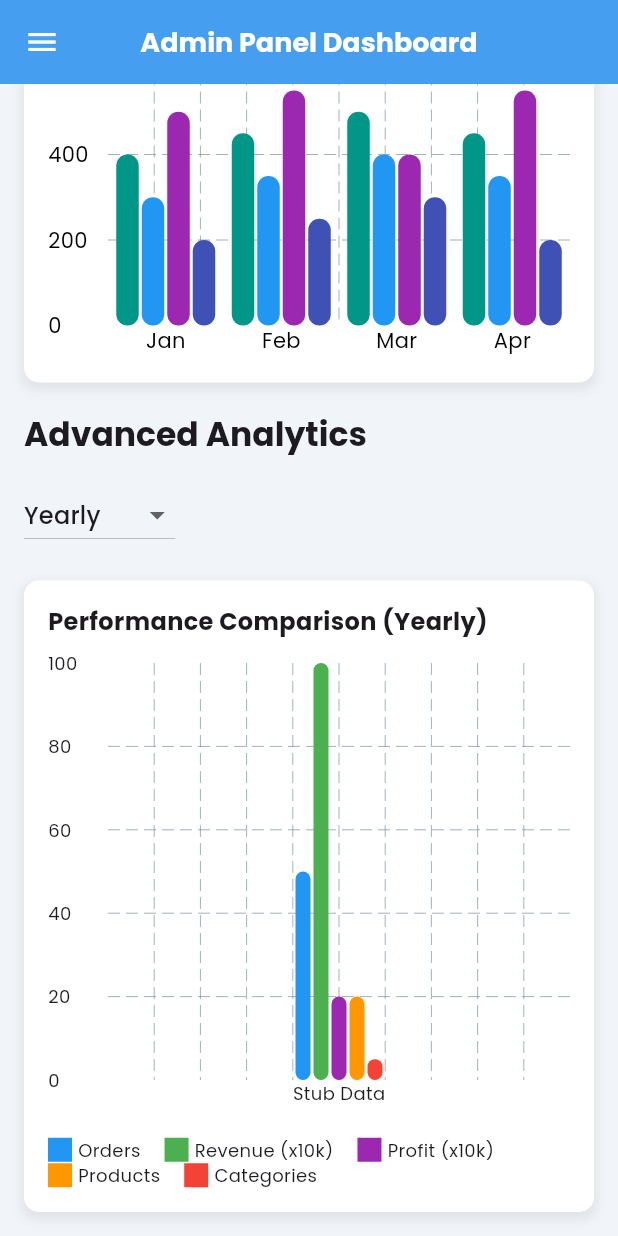
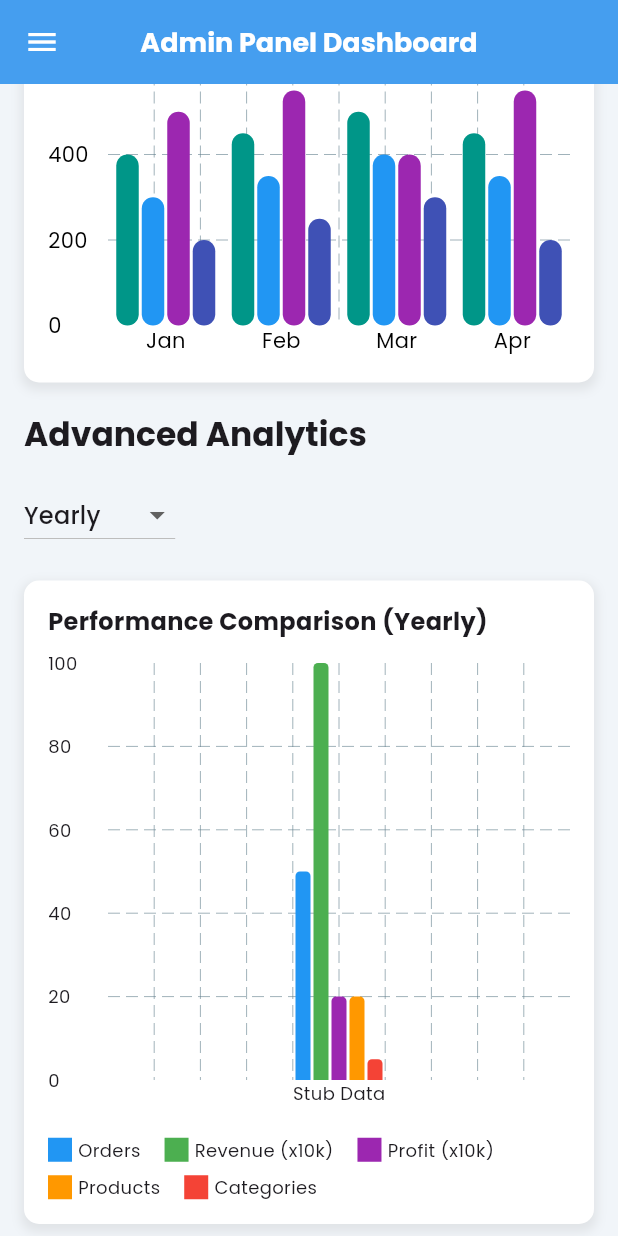
Before and after one commit to Master0028/RecoMart, a Flutter app: the AdminScreen screen opened by its route, scrolled down 697 dp, on a phone screen of 412 x 824 dp. Run offline on Flutter 3.47's test engine with Material 3 defaults, Android fonts, the light colour scheme and no system bars; drawn by our look-alikes of fl_chart; our stand-ins replace cached_network_image, carousel_slider, cloud_firestore, feather_icons, firebase_auth, firebase_core and 11 more; missing offline and left inert: cloudinary_public; accounts and stored records are empty.

Commit message:
Sửa lỗi Overflow

```diff
--- a/lib/views/pages/admin/dashboard/widgets/advanced_chart.dart
+++ b/lib/views/pages/admin/dashboard/widgets/advanced_chart.dart
@@ -1,7 +1,7 @@
 import 'package:fl_chart/fl_chart.dart';
 import 'package:flutter/material.dart';
 
-class AdvancedChart extends StatelessWidget {
+class AdvancedChart extends StatefulWidget {
   final String timeFrame;
   final List<Map<String, dynamic>> data;
   final DateTime? startDate;
@@ -14,6 +14,29 @@ class AdvancedChart extends StatelessWidget {
     this.startDate,
     this.endDate,
   });
+
+  @override
+  State<AdvancedChart> createState() => _AdvancedChartState();
+}
+
+class _AdvancedChartState extends State<AdvancedChart> {
+  late BarChartData _chartData;
+
+  @override
+  void initState() {
+    super.initState();
+    _chartData = _buildChartData(false);
+
+    WidgetsBinding.instance.addPostFrameCallback((_) {
+      Future.delayed(const Duration(milliseconds: 50), () {
+          if (mounted) {
+            setState(() {
+              _chartData = _buildChartData(true);
+            });
+          }
+      });
+    });
+  }
 
   double _getFixedMaxY() {
     return 100.0;
@@ -47,6 +70,71 @@ class AdvancedChart extends StatelessWidget {
       }
   }
 
+  BarChartData _buildChartData(bool showData) {
+    return BarChartData(
+      alignment: BarChartAlignment.spaceAround,
+      maxY: _getFixedMaxY(),
+      minY: 0,
+      barTouchData: BarTouchData(
+        enabled: true,
+        touchTooltipData: BarTouchTooltipData(
+          tooltipPadding: const EdgeInsets.all(8),
+          tooltipMargin: 8,
+          getTooltipItem: (group, groupIndex, rod, rodIndex) {
+            final period = widget.data.isNotEmpty && groupIndex < widget.data.length
+                ? widget.data[groupIndex]['period']
+                : 'Period';
+            final metric = _getMetricName(rodIndex);
+            final value = rod.toY.toInt();
+            return BarTooltipItem(
+              '$period\n$metric: $value',
+              const TextStyle(color: Colors.black, fontSize: 12),
+            );
+          },
+        ),
+      ),
+      titlesData: FlTitlesData(
+        bottomTitles: AxisTitles(
+          sideTitles: SideTitles(
+            showTitles: true,
+            getTitlesWidget: (value, meta) {
+              if (value.toInt() >= widget.data.length) return const Text('');
+              return Text(widget.data[value.toInt()]['period'] ?? '', style: const TextStyle(fontSize: 12));
+            },
+          ),
+        ),
+        leftTitles: AxisTitles(
+          sideTitles: SideTitles(
+            showTitles: true,
+            reservedSize: 40,
+            getTitlesWidget: (value, meta) => Text(
+              value.toInt().toString(),
+              style: const TextStyle(fontSize: 12),
+            ),
+          ),
+        ),
+        topTitles: const AxisTitles(sideTitles: SideTitles(showTitles: false)),
+        rightTitles: const AxisTitles(sideTitles: SideTitles(showTitles: false)),
+      ),
+      borderData: FlBorderData(show: false),
+
+      barGroups: List.generate(widget.data.length, (index) {
+        final item = widget.data[index];
+
+        return BarChartGroupData(
+          x: index,
+          barRods: [
+            _buildAnimatedRod(showData ? _getRodValue(item, 0) : 0, Colors.blue),
+            _buildAnimatedRod(showData ? _getRodValue(item, 1) : 0, Colors.green),
+            _buildAnimatedRod(showData ? _getRodValue(item, 2) : 0, Colors.purple),
+            _buildAnimatedRod(showData ? _getRodValue(item, 3) : 0, Colors.orange),
+            _buildAnimatedRod(showData ? _getRodValue(item, 4) : 0, Colors.red),
+          ],
+        );
+      }),
+    );
+  }
+
   @override
   Widget build(BuildContext context) {
     return Container(
@@ -67,71 +155,17 @@ class AdvancedChart extends StatelessWidget {
         crossAxisAlignment: CrossAxisAlignment.start,
         children: [
           Text(
-            'Performance Comparison ($timeFrame)',
+            'Performance Comparison (${widget.timeFrame})',
             style: const TextStyle(fontSize: 16, fontWeight: FontWeight.bold),
           ),
           const SizedBox(height: 16),
           SizedBox(
             height: 300,
             child: BarChart(
-              BarChartData(
-                alignment: BarChartAlignment.spaceAround,
-                maxY: _getFixedMaxY(),
-                minY: 0,
-                barTouchData: BarTouchData(
-                  enabled: true,
-                  touchTooltipData: BarTouchTooltipData(
-                    tooltipPadding: const EdgeInsets.all(8),
-                    tooltipMargin: 8,
-                    getTooltipItem: (group, groupIndex, rod, rodIndex) {
-                      final period = data.isNotEmpty && groupIndex < data.length ? data[groupIndex]['period'] : 'Period';
-                      final metric = _getMetricName(rodIndex);
-                      final value = rod.toY.toInt();
-                      return BarTooltipItem(
-                        '$period\n$metric: $value',
-                        const TextStyle(color: Colors.black, fontSize: 12),
-                      );
-                    },
-                  ),
-                ),
-                titlesData: FlTitlesData(
-                  bottomTitles: AxisTitles(
-                    sideTitles: SideTitles(
-                      showTitles: true,
-                      getTitlesWidget: (value, meta) {
-                        if (value.toInt() >= data.length) return const Text('');
-                        return Text(data[value.toInt()]['period'] ?? '', style: const TextStyle(fontSize: 12));
-                      },
-                    ),
-                  ),
-                  leftTitles: AxisTitles(
-                    sideTitles: SideTitles(
-                      showTitles: true,
-                      reservedSize: 40,
-                      getTitlesWidget: (value, meta) => Text(
-                        value.toInt().toString(),
-                        style: const TextStyle(fontSize: 12),
-                      ),
-                    ),
-                  ),
-                  topTitles: const AxisTitles(sideTitles: SideTitles(showTitles: false)),
-                  rightTitles: const AxisTitles(sideTitles: SideTitles(showTitles: false)),
-                ),
-                borderData: FlBorderData(show: false),
-                barGroups: List.generate(data.length, (index) {
-                  final item = data[index];
-                  return BarChartGroupData(
-                    x: index,
-                    barRods: [
-                      BarChartRodData(toY: _getRodValue(item, 0), color: Colors.blue, width: 10),
-                      BarChartRodData(toY: _getRodValue(item, 1), color: Colors.green, width: 10),
-                      BarChartRodData(toY: _getRodValue(item, 2), color: Colors.purple, width: 10),
-                      BarChartRodData(toY: _getRodValue(item, 3), color: Colors.orange, width: 10),
-                      BarChartRodData(toY: _getRodValue(item, 4), color: Colors.red, width: 10),
-                    ],
-                  );
-                }),
-              ),
+              _chartData,
+
+              swapAnimationDuration: const Duration(milliseconds: 750),
+              swapAnimationCurve: Curves.easeInOutCubic,
             ),
           ),
           const SizedBox(height: 16),
@@ -141,9 +175,22 @@ class AdvancedChart extends StatelessWidget {
     );
   }
 
+  BarChartRodData _buildAnimatedRod(double toY, Color color) {
+    return BarChartRodData(
+      toY: toY, // Chỉ cần 'toY'
+      color: color,
+      width: 10,
+      borderRadius: const BorderRadius.only(
+          topLeft: Radius.circular(3),
+          topRight: Radius.circular(3),
+      ),
+    );
+  }
+
   Widget _buildLegend() {
     return Wrap(
       spacing: 16,
+      runSpacing: 8,
       children: [
         _buildLegendItem('Orders', Colors.blue),
         _buildLegendItem('Revenue (x10k)', Colors.green),
--- a/lib/views/pages/admin/product/widgets/product_form.dart
+++ b/lib/views/pages/admin/product/widgets/product_form.dart
@@ -3,7 +3,6 @@ import 'package:flutter/foundation.dart' show kIsWeb, Uint8List;
 import 'package:flutter/material.dart';
 import 'package:image_picker/image_picker.dart';
 import 'package:cloud_firestore/cloud_firestore.dart';
-import 'package:firebase_storage/firebase_storage.dart';
 import 'package:provider/provider.dart';
 import '../../../../../models/product.model.dart';
 import '../../../../../provider/product_provider.dart';
@@ -78,7 +77,6 @@ class _ProductFormState extends State<ProductForm> {
     _loadDropdownData();
   }
 
-  /// 🔹 Lấy danh sách Category và Brand từ Firestore
   Future<void> _loadDropdownData() async {
     try {
       final categorySnapshot = await FirebaseFirestore.instance.collection('categories').get();
@@ -93,7 +91,7 @@ class _ProductFormState extends State<ProductForm> {
             .toList();
       });
     } catch (e) {
-      debugPrint("⚠️ Lỗi load category/brand: $e");
+      debugPrint("Lỗi load category/brand: $e");
     }
   }
 
@@ -132,7 +130,7 @@ class _ProductFormState extends State<ProductForm> {
         throw Exception("Upload failed: ${data['error']}");
       }
     } catch (e) {
-      debugPrint("❌ Upload Cloudinary failed: $e");
+      debugPrint("Upload Cloudinary failed: $e");
       if (mounted) {
         setState(() => isLoading = false);
         ScaffoldMessenger.of(context)
--- a/lib/views/pages/admin/product/widgets/product_table.dart
+++ b/lib/views/pages/admin/product/widgets/product_table.dart
@@ -82,7 +82,7 @@ class _ProductTableState extends State<ProductTable> {
     setState(() {
       _page = page;
       _productsData = provider.products;
-      _hasNextPage = _productsData.length == _limit; // ✅ Nếu ít hơn 10 => hết trang
+      _hasNextPage = _productsData.length == _limit;
     });
   }
 
--- a/lib/views/pages/admin/support/widgets/chat_list.dart
+++ b/lib/views/pages/admin/support/widgets/chat_list.dart
@@ -26,7 +26,7 @@ class ChatList extends StatelessWidget {
         };
       }
     } catch (e) {
-      debugPrint("❌ Lỗi load user info: $e");
+      debugPrint("Lỗi load user info: $e");
     }
     return null;
   }
--- a/lib/views/pages/client/cart/widgets/cart_item_widget.dart
+++ b/lib/views/pages/client/cart/widgets/cart_item_widget.dart
@@ -43,7 +43,7 @@ class _CartItemWidgetState extends State<CartItemWidget> {
 
       showCustomSnackBar(
         context,
-        '🗑️ Đã xóa sản phẩm khỏi giỏ hàng!',
+        'Đã xóa sản phẩm khỏi giỏ hàng!',
         type: SnackBarType.success,
       );
     } catch (e) {
@@ -155,7 +155,7 @@ class _CartItemWidgetState extends State<CartItemWidget> {
 
                             showCustomSnackBar(
                               context,
-                              '✅ Đã cập nhật số lượng!',
+                              'Đã cập nhật số lượng!',
                               type: SnackBarType.success,
                             );
 
@@ -163,7 +163,7 @@ class _CartItemWidgetState extends State<CartItemWidget> {
                           } catch (e) {
                             showCustomSnackBar(
                               context,
-                              '⚠️ Lỗi khi cập nhật: $e',
+                              'Lỗi khi cập nhật: $e',
                               type: SnackBarType.error,
                             );
                           } finally {
--- a/lib/views/pages/client/home/widgets/home_body.dart
+++ b/lib/views/pages/client/home/widgets/home_body.dart
@@ -1,7 +1,7 @@
 import 'package:recomart/utils/responsive.dart';
 import 'package:recomart/utils/widget/footer.dart';
 import 'package:recomart/views/pages/client/home/widgets/banner_widget.dart';
-import 'package:recomart/views/pages/client/home/widgets/category_widget.dart' hide Responsive; // <<< KHẮC PHỤC LỖI TRÙNG TÊN BẰNG CÁCH ẨN
+import 'package:recomart/views/pages/client/home/widgets/category_widget.dart' hide Responsive;
 import 'package:recomart/views/pages/client/home/widgets/product_widget.dart';
 import 'package:recomart/views/pages/client/home/widgets/search_widget.dart';
 
```
Also changed, not shown: lib/provider/product_provider.dart (+5 -6 lines), lib/views/pages/admin/brand/widgets/brand_form.dart (+8 -9 lines), lib/views/pages/admin/product/product_screen.dart (+8 -5 lines), lib/views/pages/admin/product/widgets/add_product_btn.dart (+31 -17 lines), lib/views/pages/client/cart/cart_view.dart (+7 -8 lines), lib/views/pages/client/cart/widgets/promocode_section_widget.dart (+6 -6 lines), lib/views/pages/client/home/widgets/category_widget.dart (+6 -20 lines), lib/views/pages/client/home/widgets/product_widget.dart (+2 -7 lines), lib/views/pages/client/product/product_details_view.dart (+7 -24 lines).
